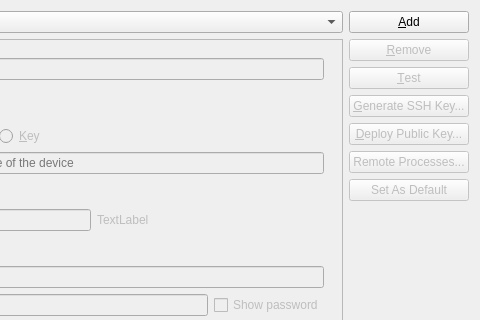
qt-creator/qt-creator, file src/plugins/remotelinux/maemodeviceconfigurationssettingswidget.ui: the form before one commit; both pictures show x 228 to 708 and y 0 to 320 of the 708 by 421 pixel window.
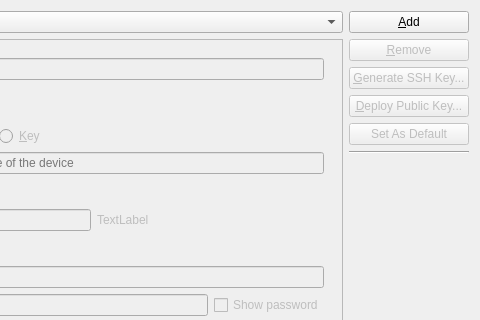
The form after the commit. Custom widgets are drawn as their Qt base class.

Commit message:
RemoteLinux: Make device configurations settings page generic.
The list of per-device actions now comes from a factory and can
be different for different OS types.
This is a step towards moving knowledge about devices from the
RemoteLinux plugin into specialized plugins.

The edit to the form file:
```diff
--- a/src/plugins/remotelinux/maemodeviceconfigurationssettingswidget.ui
+++ b/src/plugins/remotelinux/maemodeviceconfigurationssettingswidget.ui
@@ -387,22 +387,6 @@
        </property>
       </widget>
      </item>
-     <item>
-      <widget class="QPushButton" name="testConfigButton">
-       <property name="enabled">
-        <bool>false</bool>
-       </property>
-       <property name="focusPolicy">
-        <enum>Qt::StrongFocus</enum>
-       </property>
-       <property name="toolTip">
-        <string>Click here to check whether this device is properly set up to run Maemo projects.</string>
-       </property>
-       <property name="text">
-        <string>&amp;Test</string>
-       </property>
-      </widget>
-     </item>
      <item>
       <widget class="QPushButton" name="generateKeyButton">
        <property name="enabled">
@@ -435,22 +419,6 @@
        </property>
       </widget>
      </item>
-     <item>
-      <widget class="QPushButton" name="remoteProcessesButton">
-       <property name="enabled">
-        <bool>false</bool>
-       </property>
-       <property name="focusPolicy">
-        <enum>Qt::StrongFocus</enum>
-       </property>
-       <property name="toolTip">
-        <string>Click here to see which processes are running on the device.</string>
-       </property>
-       <property name="text">
-        <string>Remote Processes...</string>
-       </property>
-      </widget>
-     </item>
      <item>
       <widget class="QPushButton" name="defaultDeviceButton">
        <property name="enabled">
@@ -464,6 +432,13 @@
        </property>
       </widget>
      </item>
+     <item>
+      <widget class="Line" name="line">
+       <property name="orientation">
+        <enum>Qt::Horizontal</enum>
+       </property>
+      </widget>
+     </item>
      <item>
       <spacer name="verticalSpacer">
        <property name="orientation">
```
Left out of the diff: 36 changed lines with no effect on the pictures. The commit also changes 15 other files.
